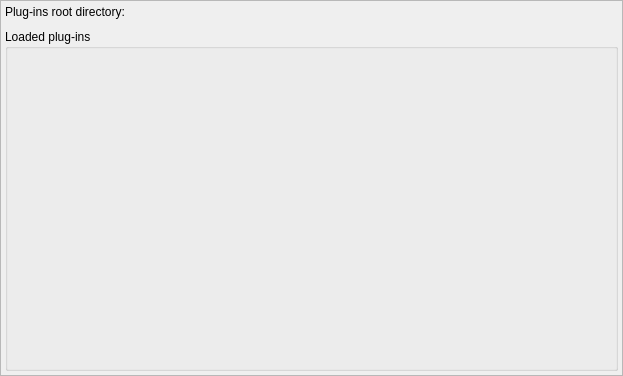
Old version of the form libs/libgui/ui/settings/pluginsconfigwidget.ui in the repository pgmodeler/pgmodeler.
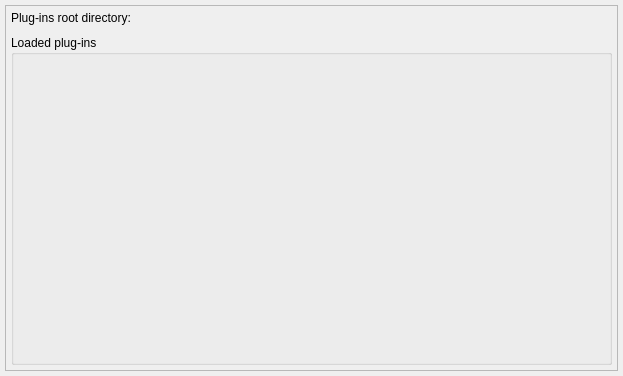
New version of the form.

```diff
--- a/libs/libgui/ui/settings/pluginsconfigwidget.ui
+++ b/libs/libgui/ui/settings/pluginsconfigwidget.ui
@@ -15,16 +15,16 @@
   </property>
   <layout class="QGridLayout" name="gridLayout">
    <property name="leftMargin">
-    <number>0</number>
+    <number>5</number>
    </property>
    <property name="topMargin">
-    <number>0</number>
+    <number>5</number>
    </property>
    <property name="rightMargin">
-    <number>0</number>
+    <number>5</number>
    </property>
    <property name="bottomMargin">
-    <number>0</number>
+    <number>5</number>
    </property>
    <property name="spacing">
     <number>10</number>
@@ -39,16 +39,16 @@
      </property>
      <layout class="QVBoxLayout" name="verticalLayout_2">
       <property name="leftMargin">
-       <number>4</number>
+       <number>5</number>
       </property>
       <property name="topMargin">
-       <number>4</number>
+       <number>5</number>
       </property>
       <property name="rightMargin">
-       <number>4</number>
+       <number>5</number>
       </property>
       <property name="bottomMargin">
-       <number>4</number>
+       <number>5</number>
       </property>
       <item>
        <layout class="QVBoxLayout" name="plugins_layout">
```
